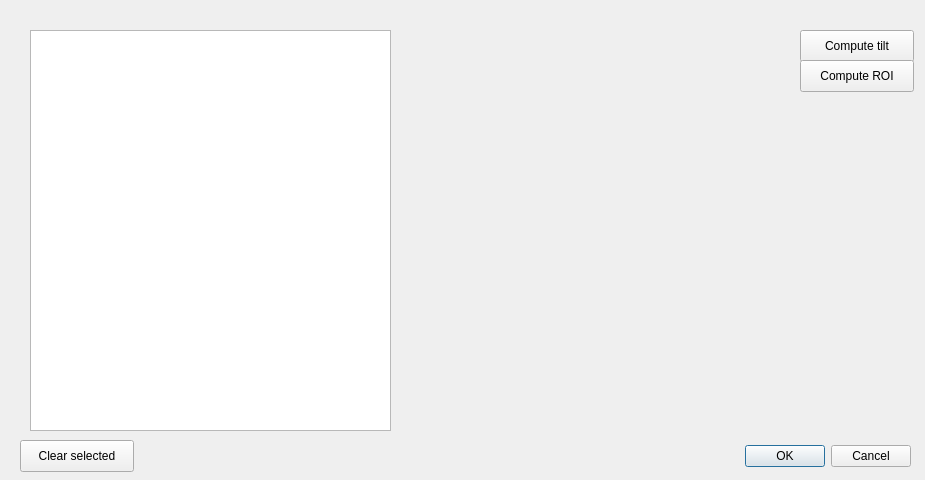
Old version of the form src/muhrec3/viewgeometrylistdialog.ui in the repository neutronimaging/imagingsuite.
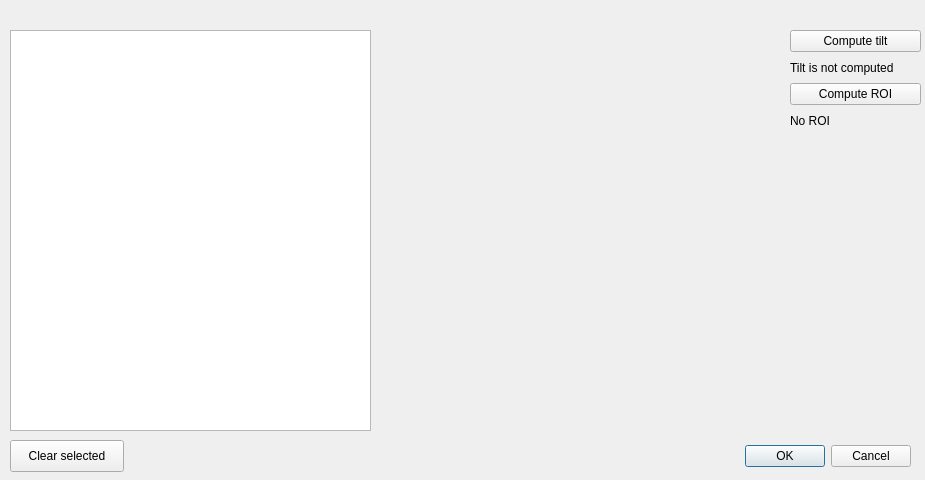
New version of the form. Custom widgets are drawn as their Qt base class.

Commit message: ViewGeometryListDlg: Selection and display image works Clear checkmarks works Added some protection against unnecessary list activities.

```diff
--- a/src/muhrec3/viewgeometrylistdialog.ui
+++ b/src/muhrec3/viewgeometrylistdialog.ui
@@ -32,7 +32,7 @@
   <widget class="QListWidget" name="listWidget">
    <property name="geometry">
     <rect>
-     <x>30</x>
+     <x>10</x>
      <y>30</y>
      <width>361</width>
      <height>401</height>
@@ -42,30 +42,17 @@
   <widget class="QtAddons::ImageViewerWidget" name="imageViewer" native="true">
    <property name="geometry">
     <rect>
-     <x>409</x>
+     <x>380</x>
      <y>29</y>
-     <width>381</width>
+     <width>391</width>
      <height>401</height>
     </rect>
    </property>
   </widget>
-  <widget class="QPushButton" name="buttonComputeTilt">
-   <property name="geometry">
-    <rect>
-     <x>800</x>
-     <y>30</y>
-     <width>114</width>
-     <height>32</height>
-    </rect>
-   </property>
-   <property name="text">
-    <string>Compute tilt</string>
-   </property>
-  </widget>
   <widget class="QPushButton" name="buttonClearSelected">
    <property name="geometry">
     <rect>
-     <x>20</x>
+     <x>10</x>
      <y>440</y>
      <width>114</width>
      <height>32</height>
@@ -75,18 +62,45 @@
     <string>Clear selected</string>
    </property>
   </widget>
-  <widget class="QPushButton" name="pushButton">
+  <widget class="QWidget" name="">
    <property name="geometry">
     <rect>
-     <x>800</x>
-     <y>60</y>
-     <width>114</width>
-     <height>32</height>
+     <x>790</x>
+     <y>30</y>
+     <width>131</width>
+     <height>100</height>
     </rect>
    </property>
-   <property name="text">
-    <string>Compute ROI</string>
-   </property>
+   <layout class="QVBoxLayout" name="verticalLayout">
+    <item>
+     <widget class="QPushButton" name="buttonComputeTilt">
+      <property name="text">
+       <string>Compute tilt</string>
+      </property>
+     </widget>
+    </item>
+    <item>
+     <widget class="QLabel" name="labelTilt">
+      <property name="text">
+       <string>Tilt is not computed</string>
+      </property>
+     </widget>
+    </item>
+    <item>
+     <widget class="QPushButton" name="pushButton">
+      <property name="text">
+       <string>Compute ROI</string>
+      </property>
+     </widget>
+    </item>
+    <item>
+     <widget class="QLabel" name="labelROI">
+      <property name="text">
+       <string>No ROI</string>
+      </property>
+     </widget>
+    </item>
+   </layout>
   </widget>
  </widget>
  <customwidgets>
```
Left out of the diff: 2 changed lines with no effect on the pictures. The commit also changes 6 other files.
